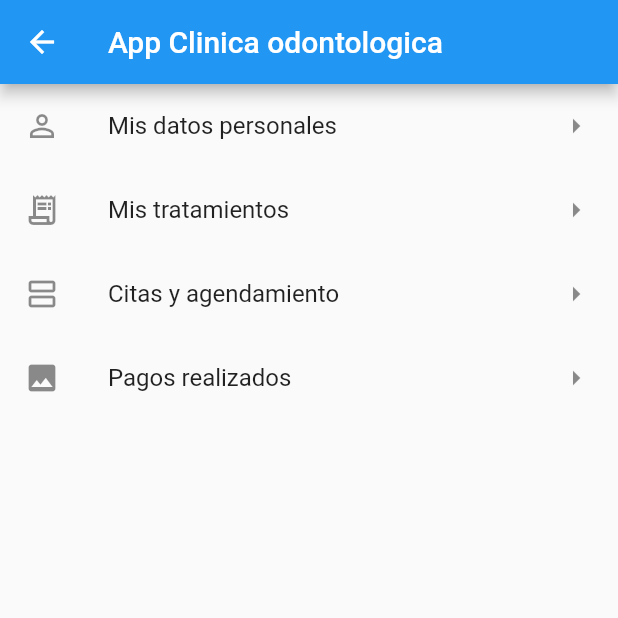
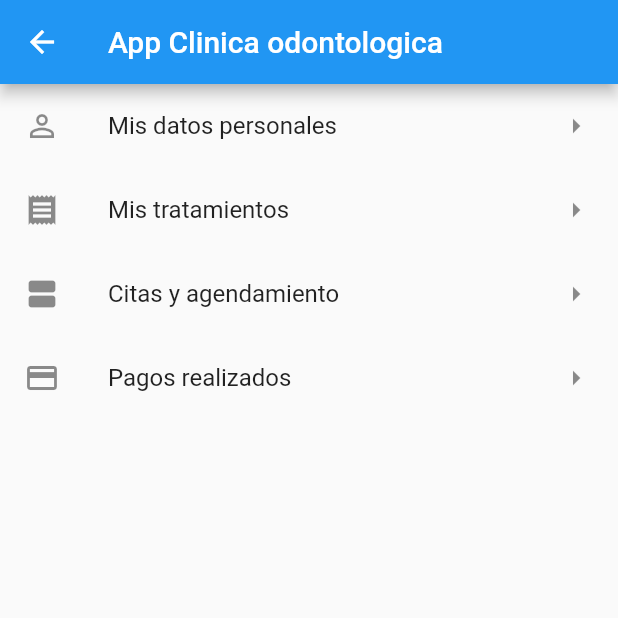
Before and after one commit to jeferD/clinicaJefersonDelgado1.1, a Flutter app: the menu screen opened directly, on a phone screen of 412 x 824 dp, the top half of it. Run offline on Flutter 3.47's test engine with Material 2 defaults, Android fonts, the phone set to English and light mode, and no system bars.

Commit message:
Iconos
Modificacion de iconos 2

```diff
--- a/ClinicaJefersonDelgado/lib/views/menu.dart
+++ b/ClinicaJefersonDelgado/lib/views/menu.dart
@@ -29,7 +29,7 @@ class _menuState extends State<menu> {
               },
             ),
             ListTile(
-              leading: Icon(Icons.receipt_long_outlined),
+              leading: Icon(Icons.receipt),
               title: Text("Mis tratamientos"),
               trailing: Icon(Icons.arrow_right),
               onTap: () {
@@ -38,7 +38,7 @@ class _menuState extends State<menu> {
               },
             ),
             ListTile(
-              leading: Icon(Icons.view_agenda_outlined),
+              leading: Icon(Icons.view_agenda),
               title: Text("Citas y agendamiento"),
               trailing: Icon(Icons.arrow_right),
               onTap: () {
@@ -49,7 +49,7 @@ class _menuState extends State<menu> {
               },
             ),
             ListTile(
-              leading: Icon(Icons.image),
+              leading: Icon(Icons.payment),
               title: Text("Pagos realizados"),
               trailing: Icon(Icons.arrow_right),
               onTap: () {
```
